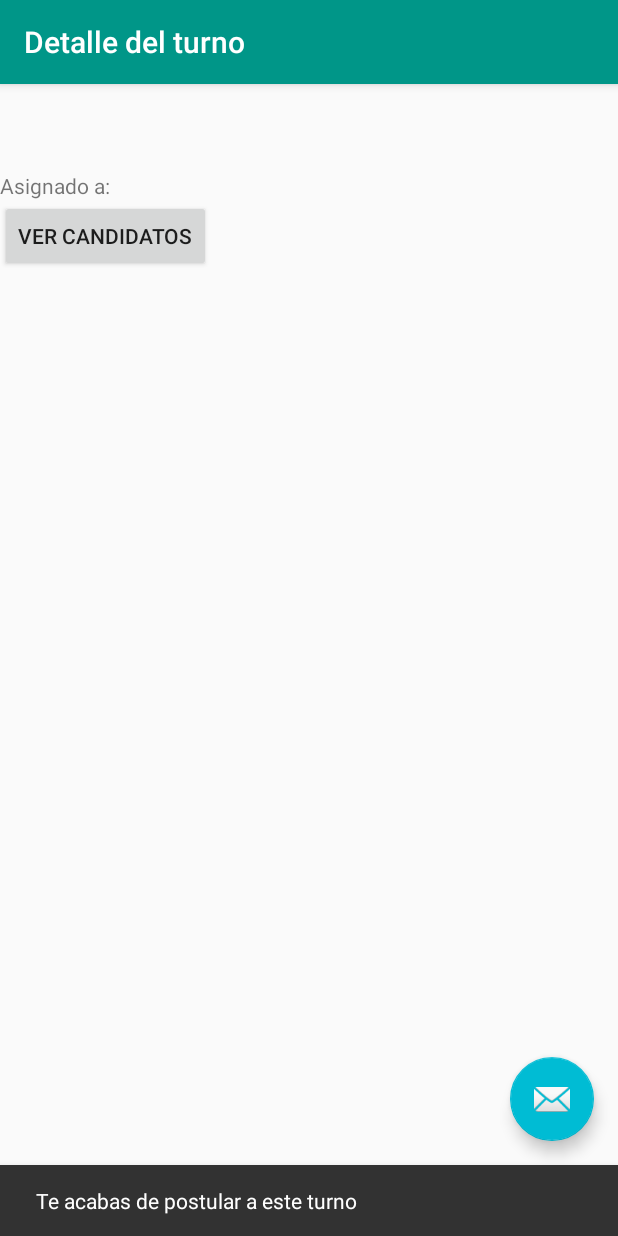
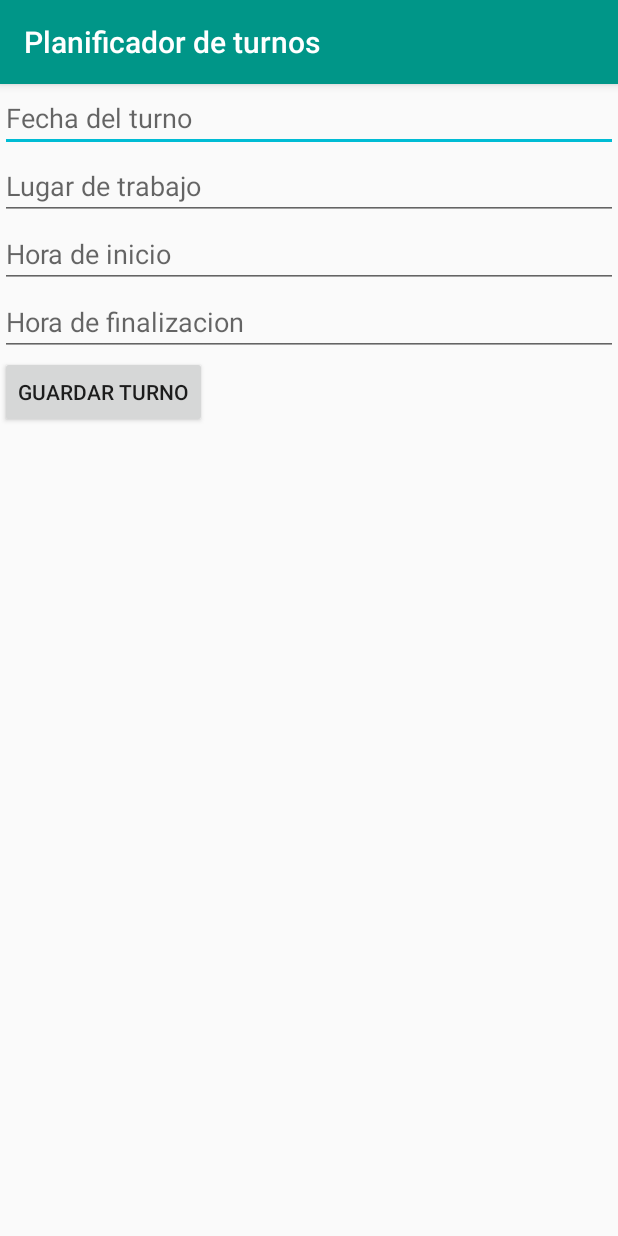
Before and after one commit to jenniferdr/ProyectoFinalAndroid, an Android app: the DetailShiftActivity screen opened directly, with no data from a screen before it, after a tap on an icon or button, on a phone screen of 412 x 824 dp. Run offline under Robolectric (Android 15) with nearby library versions, the phone set to English and light mode, and no system bars; our stand-ins replace Firebase (no records; nobody signed in at launch, a user with empty details on screens opened directly); 5 statements that could not run were skipped.

Commit message:
Crear y editar turno. (Pendiente sharePreference)

```diff
--- a/app/src/main/AndroidManifest.xml
+++ b/app/src/main/AndroidManifest.xml
@@ -12,9 +12,7 @@
         <activity
             android:name="planificadordeturnos.views.HomeActivity"
             android:label="@string/shifts"
-            android:theme="@style/AppTheme.NoActionBar">
-
-        </activity>
+            android:theme="@style/AppTheme.NoActionBar"></activity>
         <activity
             android:name="planificadordeturnos.views.DetailShiftActivity"
             android:label="@string/title_activity_detail_shift"
@@ -27,6 +25,7 @@
                 <category android:name="android.intent.category.LAUNCHER" />
             </intent-filter>
         </activity>
+        <activity android:name="planificadordeturnos.views.CreateEditShiftActivity"></activity>
     </application>
 
 </manifest>
--- /dev/null
+++ b/app/src/main/java/planificadordeturnos/views/CreateEditShiftActivity.java
@@ -0,0 +1,67 @@
+package planificadordeturnos.views;
+
+import android.content.Intent;
+import android.support.v7.app.AppCompatActivity;
+import android.os.Bundle;
+import android.view.View;
+import android.widget.Button;
+import android.widget.EditText;
+import android.widget.TextView;
+
+import com.desafiolatam.planificadordeturnos.R;
+import com.google.firebase.database.DatabaseReference;
+import com.google.firebase.database.FirebaseDatabase;
+
+import planificadordeturnos.models.Shift;
+
+public class CreateEditShiftActivity extends AppCompatActivity {
+
+    private static DatabaseReference freeShiftsDB = FirebaseDatabase.getInstance().getReference("Free Shifts");
+
+    public CreateEditShiftActivity() {
+    }
+
+    @Override
+    protected void onCreate(Bundle savedInstanceState) {
+        super.onCreate(savedInstanceState);
+        setContentView(R.layout.activity_create_edit_shift);
+
+        final EditText dateEt = findViewById(R.id.dateEt);
+        final EditText placeEt = findViewById(R.id.placeEt);
+        final EditText startHourEt = findViewById(R.id.startHourEt);
+        final EditText endHourEt = findViewById(R.id.endHourEt);
+        Button saveShiftBtn = findViewById(R.id.saveShiftBtn);
+
+        Intent intent = getIntent();
+        final Shift shift = (Shift) getIntent().getSerializableExtra("Shift");
+
+        if(shift != null){
+            dateEt.setText(shift.getDate());
+            placeEt.setText(shift.getPlace());
+            startHourEt.setText(shift.getStartHour());
+            endHourEt.setText(shift.getEndHour());
+        }
+
+        saveShiftBtn.setOnClickListener(new View.OnClickListener() {
+            @Override
+            public void onClick(View view) {
+                Shift newShift = new Shift();
+                newShift.setDate(String.valueOf(dateEt.getText()));
+                newShift.setPlace(String.valueOf(placeEt.getText()));
+                newShift.setStartHour(String.valueOf(startHourEt.getText()));
+                newShift.setEndHour(String.valueOf(endHourEt.getText()));
+
+                if(shift == null) {
+                    String shiftKey = freeShiftsDB.push().getKey();
+                    newShift.setId(shiftKey);
+                    freeShiftsDB.child(shiftKey).setValue(newShift);
+                }else{
+                    freeShiftsDB.child(shift.getId()).setValue(newShift);
+                }
+                finish();
+            }
+        });
+
+
+    }
+}
--- a/app/src/main/java/planificadordeturnos/views/DetailShiftActivity.java
+++ b/app/src/main/java/planificadordeturnos/views/DetailShiftActivity.java
@@ -1,6 +1,8 @@
 package planificadordeturnos.views;
 
+import android.content.Context;
 import android.content.Intent;
+import android.content.SharedPreferences;
 import android.os.Bundle;
 import android.support.design.widget.FloatingActionButton;
 import android.support.design.widget.Snackbar;
@@ -11,6 +13,9 @@ import android.widget.Button;
 import android.widget.TextView;
 
 import com.desafiolatam.planificadordeturnos.R;
+import com.google.firebase.auth.FirebaseAuth;
+import com.google.firebase.auth.FirebaseUser;
+import com.google.firebase.database.DatabaseReference;
 import com.google.firebase.database.FirebaseDatabase;
 
 import planificadordeturnos.models.Shift;
@@ -18,7 +23,8 @@ import planificadordeturnos.models.User;
 
 public class DetailShiftActivity extends AppCompatActivity {
 
-    private static FirebaseDatabase database = FirebaseDatabase.getInstance();
+    private static DatabaseReference leadsByShiftRef = FirebaseDatabase.getInstance().getReference("leadsByShift");
+    private static DatabaseReference usersRef = FirebaseDatabase.getInstance().getReference("users");
 
     @Override
     protected void onCreate(Bundle savedInstanceState) {
@@ -57,18 +63,29 @@ public class DetailShiftActivity extends AppCompatActivity {
         fab.setOnClickListener(new View.OnClickListener() {
             @Override
             public void onClick(View view) {
+                FirebaseUser firebaseUser = FirebaseAuth.getInstance().getCurrentUser();
+
+                SharedPreferences sharedPref = getPreferences(Context.MODE_PRIVATE);
+                String userProfile = sharedPref.getString("Profile", "Candidato1");
+
+                if (userProfile == "Candidato") {
                     // Postular
                     User user = new User();
-                user.setId("xccvgdft");
-                user.setName("Jennifer");
-                user.setSpeciality("Paciencia");
+                    user.setId(firebaseUser.getUid());
+                    user.setName(firebaseUser.getDisplayName());
+                    user.setSpeciality("");
 
                     // Set user to the shift
-                database.getReference("candidatosPorTurno").child(shift.getId()).child(user.getId())
+                    leadsByShiftRef.child(shift.getId()).child(user.getId())
                             .setValue(user);
 
                     Snackbar.make(view, "Te acabas de postular a este turno", Snackbar.LENGTH_LONG)
                             .setAction("Action", null).show();
+                }else{
+                    Intent intent = new Intent(getApplicationContext(), CreateEditShiftActivity.class);
+                    intent.putExtra("Shift",shift);
+                    startActivity(intent);
+                }
             }
         });
 
--- a/app/src/main/java/planificadordeturnos/views/FreeShiftsFragment.java
+++ b/app/src/main/java/planificadordeturnos/views/FreeShiftsFragment.java
@@ -77,7 +77,7 @@ public class FreeShiftsFragment extends Fragment {
 
         Query query = FirebaseDatabase.getInstance()
                 .getReference()
-                .child("turnos");
+                .child("Free Shifts");
 
         FirebaseRecyclerOptions<Shift> options =
                 new FirebaseRecyclerOptions.Builder<Shift>()
@@ -117,7 +117,8 @@ public class FreeShiftsFragment extends Fragment {
         //noinspection SimplifiableIfStatement
         switch (id) {
             case R.id.action_add:
-            return true;
+                startActivity(new Intent(getActivity(), CreateEditShiftActivity.class));
+                return true;
 
             case R.id.action_close_session:
                 AuthUI.getInstance().signOut(getActivity())
--- /dev/null
+++ b/app/src/main/res/layout/activity_create_edit_shift.xml
@@ -0,0 +1,40 @@
+<?xml version="1.0" encoding="utf-8"?>
+<LinearLayout xmlns:android="http://schemas.android.com/apk/res/android"
+    xmlns:app="http://schemas.android.com/apk/res-auto"
+    xmlns:tools="http://schemas.android.com/tools"
+    android:layout_width="match_parent"
+    android:layout_height="match_parent"
+    android:orientation="vertical"
+    tools:context="planificadordeturnos.views.CreateEditShiftActivity">
+
+    <EditText
+        android:id="@+id/dateEt"
+        android:hint="Fecha del turno"
+        android:layout_width="match_parent"
+        android:layout_height="wrap_content" />
+
+    <EditText
+        android:id="@+id/placeEt"
+        android:hint="Lugar de trabajo"
+        android:layout_width="match_parent"
+        android:layout_height="wrap_content" />
+
+    <EditText
+        android:id="@+id/startHourEt"
+        android:hint="Hora de inicio"
+        android:layout_width="match_parent"
+        android:layout_height="wrap_content" />
+
+    <EditText
+        android:id="@+id/endHourEt"
+        android:hint="Hora de finalizacion"
+        android:layout_width="match_parent"
+        android:layout_height="wrap_content" />
+
+    <Button
+        android:id="@+id/saveShiftBtn"
+        android:text="Guardar turno"
+        android:layout_width="wrap_content"
+        android:layout_height="wrap_content" />
+
+</LinearLayout>
```
Also changed, not shown: app/src/main/java/planificadordeturnos/views/LoginActivity.java (+23 -11 lines). Lines whose indentation alone changed are shown as unchanged.
